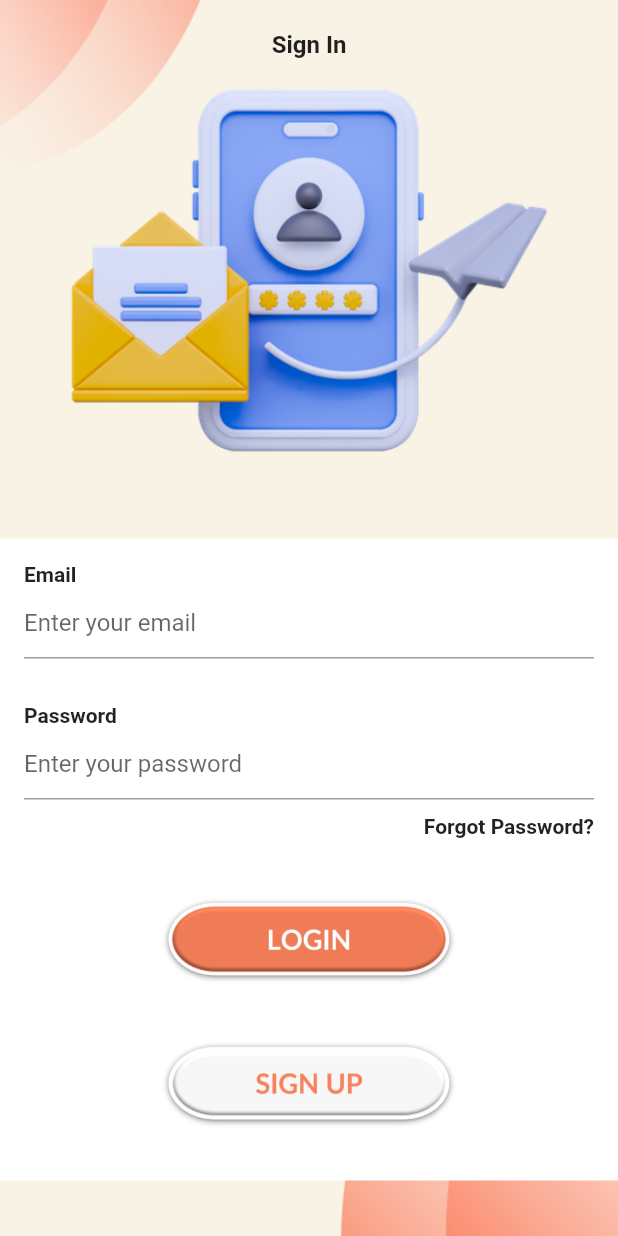
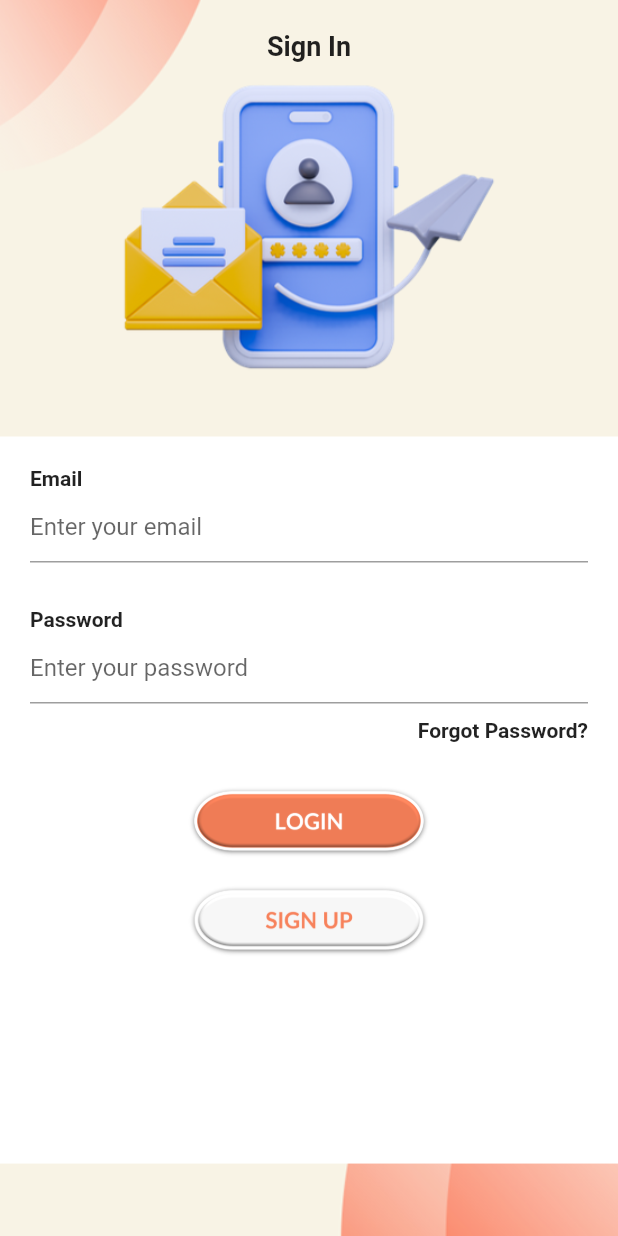
Before and after one commit to Jasline0312/Therapist, a Flutter app: the LoginPage screen opened by its route, on a phone screen of 412 x 824 dp. Run offline on Flutter 3.47's test engine with Material 2 defaults, Android fonts, the phone set to English and light mode, and no system bars; our stand-ins replace carousel_slider, cloud_firestore, firebase_auth, firebase_core; accounts and stored records are empty.

Commit message:
<adjust login and signin page>

```diff
--- a/lib/DashboardPage.dart
+++ b/lib/DashboardPage.dart
@@ -34,7 +34,8 @@ class _DashboardPageState extends State<DashboardPage> {
 
   @override
   Widget build(BuildContext context) {
-    return Scaffold(
+    return SafeArea(
+    child: Scaffold(
       body: Container(
         decoration: const BoxDecoration(
           image: DecorationImage(
@@ -65,7 +66,7 @@ class _DashboardPageState extends State<DashboardPage> {
               onPressed: (){
                 Navigator.of(context).push(
                   MaterialPageRoute(
-                    builder: (_){
+                    builder: (context){
                       return const LoginPage();
                     }
                   )
@@ -81,6 +82,7 @@ class _DashboardPageState extends State<DashboardPage> {
           ],
         ),
       ),
+    ),
     );
   }
 }
--- a/lib/MainPage.dart
+++ b/lib/MainPage.dart
@@ -11,6 +11,7 @@ import 'anxiety_main.dart';
 import 'deep_breathing.dart';
 import 'package:therapist/positive_vibes.dart';
 import 'images_vibes.dart';
+import 'package:therapist/DashboardPage.dart';
 
 class MainPage extends StatefulWidget {
 
@@ -96,7 +97,8 @@ class _MainPageState extends State<MainPage> {
       AnxietyMainPage(),
       CountDownTimer(),
       PositiveVibesPage(),
-      ImagesVibesPage(),// Add new page here
+      ImagesVibesPage(),
+      DashboardPage(),// Add new page here
     ];
   }
 }
--- a/lib/description_screen.dart
+++ b/lib/description_screen.dart
@@ -1,6 +1,7 @@
 import 'package:flutter/cupertino.dart';
 import 'package:flutter/material.dart';
 import 'package:therapist/MainPage.dart';
+import 'package:therapist/login_page.dart';
 import 'homepage.dart';
 
 // set description screen with buttons
@@ -102,7 +103,7 @@ class welcomeScreen2 extends StatelessWidget {
                   GestureDetector(
                     onTap: (){
                       Navigator.push((context), MaterialPageRoute(
-                          builder: (context) => const MainPage()),
+                          builder: (context) => const LoginPage()),
                       );
                     },
                     child: Image(
--- a/lib/login_page.dart
+++ b/lib/login_page.dart
@@ -19,7 +19,8 @@ class _LoginPageState extends State<LoginPage> {
 
   @override
   Widget build(BuildContext context) {
-    return Scaffold(
+    return SafeArea(
+    child: Scaffold(
       body: SizedBox.expand(
         child: Container(
           decoration: const BoxDecoration(
@@ -35,17 +36,18 @@ class _LoginPageState extends State<LoginPage> {
                 const Text(
                   'Sign In',
                   style: TextStyle(
-                    fontSize: 16,
+                    fontSize: 18,
                     fontWeight: FontWeight.bold,
                   ),
                 ),
                 Image.asset(
                   'lib/assets/login.png',
-                  height: 320,
+                  height: 250,
                 ),
                 Container(
                   color: Colors.white,
-                  padding: const EdgeInsets.all(16.0),
+                  height: MediaQuery.of(context).size.height / 1.7,
+                  padding: const EdgeInsets.all(20.0),
                   child: Column(
                     mainAxisSize: MainAxisSize.min,
                     crossAxisAlignment: CrossAxisAlignment.start,
@@ -92,7 +94,7 @@ class _LoginPageState extends State<LoginPage> {
                         child: TextButton(
                           child: Image.asset(
                             'lib/assets/login_button.png',
-                            height: 80,
+                            height: 50,
                             width: 200,
                           ),
                           onPressed: () async {
@@ -120,7 +122,7 @@ class _LoginPageState extends State<LoginPage> {
                         child: TextButton(
                           child: Image.asset(
                             'lib/assets/sign_up_button.png',
-                            height: 80,
+                            height: 50,
                             width: 200,
                           ),
                           onPressed: (){
@@ -142,6 +144,7 @@ class _LoginPageState extends State<LoginPage> {
           ),
         ),
       ),
+    ),
     );
   }
 }
--- a/lib/main.dart
+++ b/lib/main.dart
@@ -11,12 +11,12 @@ void main() async {
 
   runApp(
       MaterialApp(
-        initialRoute: '/main',
+        initialRoute: '/',
         debugShowCheckedModeBanner: false,
         routes: {
           '/':(context) =>const DescriptionScreen(),
           '/main' : (context) => const MainPage(),
-          '/login' : (context) => const LoginPage(),
+          '/login' : (context) => const LoginPage()
         },
       )
   );
--- a/lib/positive_vibes.dart
+++ b/lib/positive_vibes.dart
@@ -80,7 +80,7 @@ class _PositiveVibesPageState extends State<PositiveVibesPage> {
                                     (context),
                                     MaterialPageRoute(
                                     builder: (context) =>
-                                const MainPage(pageIndex: 12)),
+                                const MainPage(pageIndex: 13)),
                                 );
                               },
                               child: Image(
```
Also changed, not shown: lib/sign_up_page.dart (+28 -9 lines), lib/assets/login.png, 1 other file.
